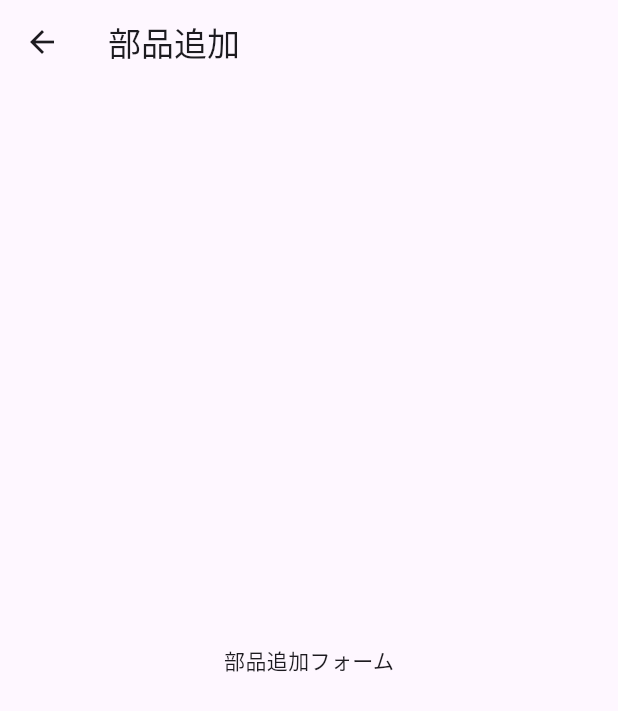
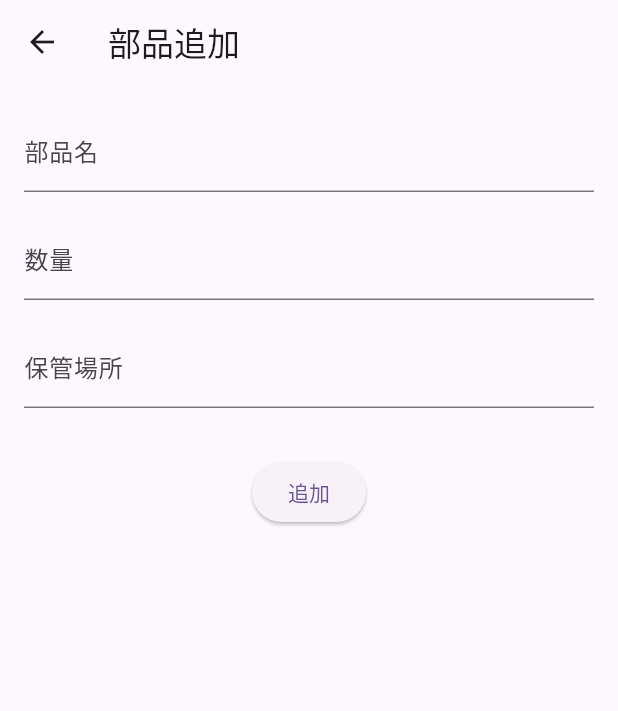
Before and after one commit to HarumaIto/ele_pit_mobile, a Flutter app: the AddPartPage screen opened by its route, on a phone screen of 412 x 824 dp. Shown: the top 711 px of the screen. Run offline on Flutter 3.47's test engine with Material 3 defaults, Android fonts, the phone set to English and light mode, and no system bars; our stand-ins replace drift, firebase_auth, firebase_core, flutter_dotenv, flutter_riverpod, freezed_annotation and 3 more; accounts and stored records are empty; generated files the repository leaves out were written again.

Commit message:
add: 部品を追加する処理を実装

```diff
--- a/lib/ui/page_add_part.dart
+++ b/lib/ui/page_add_part.dart
@@ -1,4 +1,5 @@
 import 'package:ele_pit/provider/provider_router.dart';
+import 'package:ele_pit/provider/view_model/view_model_add_part.dart';
 import 'package:flutter/material.dart';
 import 'package:flutter_riverpod/flutter_riverpod.dart';
 
@@ -8,6 +9,11 @@ class AddPartPage extends ConsumerWidget {
   @override
   Widget build(BuildContext context, WidgetRef ref) {
     final router = ref.watch(routerProvider);
+    final state = ref.watch(addPartViewModelProvider);
+    AddPartViewModel notifier() => ref.watch(addPartViewModelProvider.notifier);
+    final nameController = TextEditingController();
+    final quantityController = TextEditingController();
+    final locationController = TextEditingController();
 
     return Scaffold(
       appBar: AppBar(
@@ -19,8 +25,59 @@ class AddPartPage extends ConsumerWidget {
           },
         ),
       ),
-      body: const Center(
-        child: Text('部品追加フォーム'),
+      body: Padding(
+        padding: const EdgeInsets.all(16.0),
+        child: Column(
+          crossAxisAlignment: CrossAxisAlignment.start,
+          children: [
+            TextField(
+              controller: nameController,
+              decoration: const InputDecoration(labelText: '部品名'),
+            ),
+            const SizedBox(height: 16),
+            TextField(
+              controller: quantityController,
+              decoration: const InputDecoration(labelText: '数量'),
+              keyboardType: TextInputType.number,
+            ),
+            const SizedBox(height: 16),
+            TextField(
+              controller: locationController,
+              decoration: const InputDecoration(labelText: '保管場所'),
+            ),
+            const SizedBox(height: 32),
+            Center(
+              child: Consumer(
+                builder: (context, ref, _) {
+                  return ElevatedButton(
+                    onPressed: state.isLoading
+                        ? null
+                        : () async {
+                            final name = nameController.text;
+                            final quantity =
+                                int.tryParse(quantityController.text) ?? 0;
+                            final location = locationController.text;
+                            await notifier().savePart(
+                              name: name,
+                              quantity: quantity,
+                              location: location,
+                            );
+                            if (context.mounted) {
+                              ScaffoldMessenger.of(context).showSnackBar(
+                                SnackBar(content: Text('部品 "$name" を追加しました')),
+                              );
+                              router.pop();
+                            }
+                          },
+                    child: state.isLoading
+                        ? const CircularProgressIndicator()
+                        : const Text('追加'),
+                  );
+                },
+              ),
+            ),
+          ],
+        ),
       ),
     );
   }
```
Also changed, not shown: lib/provider/view_model/view_model_add_part.dart (added, +31 -0 lines), lib/provider/view_model/view_model_add_part.g.dart (added).
